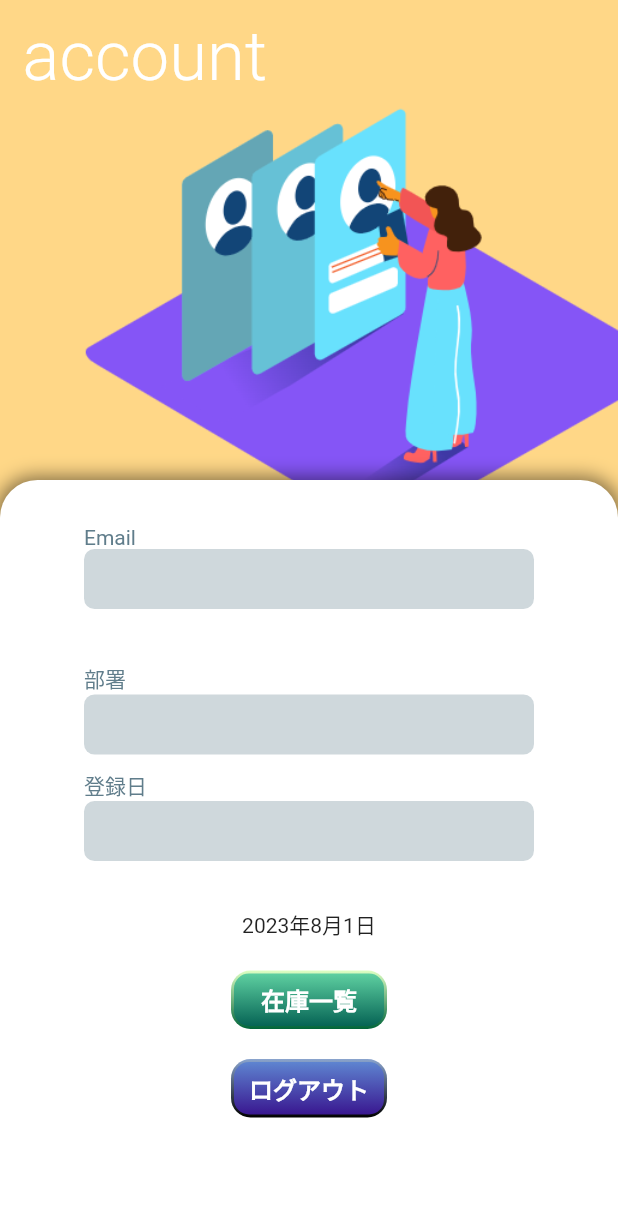
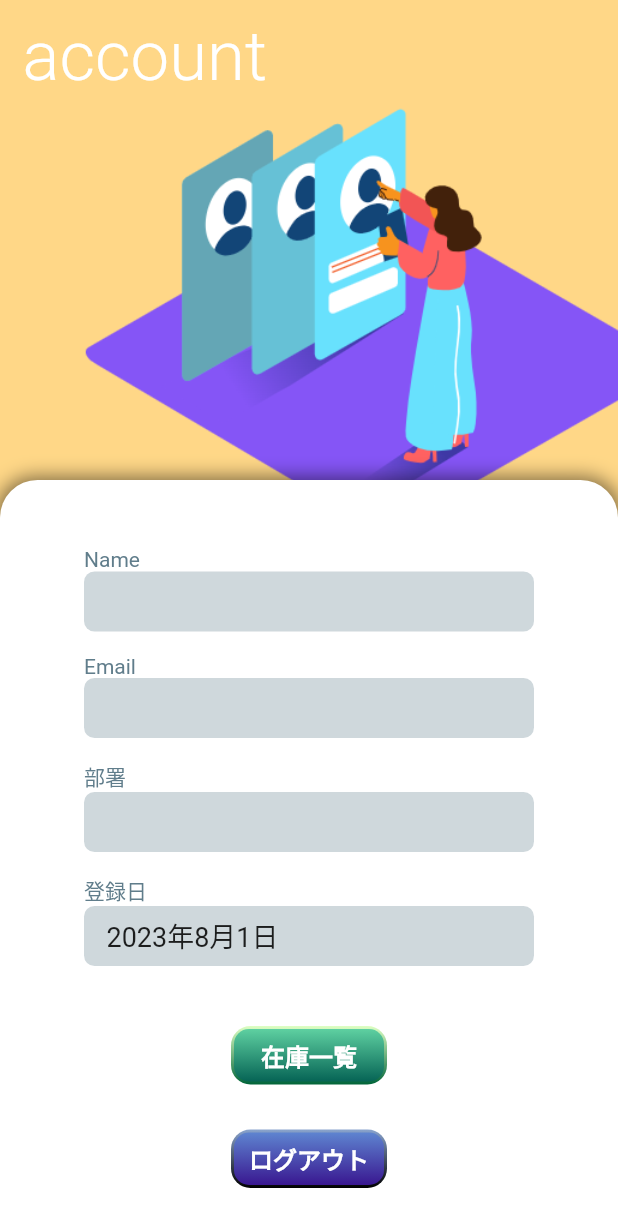
Before and after one commit to shogoisaji/inventory_system, a Flutter app: the AccountPage screen opened by its route, after a tap on "在庫一覧", after a tap on the "account circle" icon, on a phone screen of 412 x 824 dp. Shown: the top 1227 px of the screen. Run offline on Flutter 3.47's test engine with Material 2 defaults, Android fonts, the phone set to English and light mode, and no system bars; our stand-ins replace cloud_firestore, firebase_auth, firebase_core, firebase_storage, flutter_riverpod, go_router and 4 more; accounts and stored records are empty; generated files the repository leaves out were written again.

Commit message:
account page commit

```diff
--- a/lib/application/state/state.dart
+++ b/lib/application/state/state.dart
@@ -51,30 +51,28 @@ String userId(UserIdRef ref) {
   throw 'スコープ内の画面でしか使えません';
 }
 
-@riverpod
-Stream<DocumentSnapshot<Map<String, dynamic>>?> userData(UserDataRef ref) {
-  final FirebaseFirestore _firestore = FirebaseFirestore.instance;
-  final user = ref.watch(userProvider);
-  final userId = user?.uid;
+// @riverpod
+// Stream<DocumentSnapshot<Map<String, dynamic>>?> userData(UserDataRef ref) {
+//   final FirebaseFirestore _firestore = FirebaseFirestore.instance;
+//   final user = ref.watch(userProvider);
+//   final userId = user?.uid;
 
-  if(userId != null) {
-    return _firestore.collection('users').doc(userId).snapshots();
-  } else {
-    return Stream.value(null);
-  }
-}
+//   if(userId != null) {
+//     return _firestore.collection('users').doc(userId).snapshots();
+//   } else {
+//     return Stream.value(null);
+//   }
+// }
 
-@riverpod
-String userName(UserNameRef ref) {
-  final userData = ref.watch(userDataProvider);
-    return userData.when(
-      data: (d) => d!=null?d['userName']:"NoName",
-      loading: () => 'loading',
-      error: (_, __) => 'Error',
-    );
-}
-
-
+// @riverpod
+// String userName(UserNameRef ref) {
+//   final userData = ref.watch(userDataProvider);
+//     return userData.when(
+//       data: (d) => d!=null?d['userName']:"NoName",
+//       loading: () => 'loading',
+//       error: (_, __) => 'Error',
+//     );
+// }
 
 /// ---------------------------------------------------------
 /// ユーザーIDを使えるスコープ    >> router/user_id_scope.dart
--- a/lib/presentation/pages/account_page.dart
+++ b/lib/presentation/pages/account_page.dart
@@ -1,7 +1,6 @@
 import 'package:cloud_firestore/cloud_firestore.dart';
 import 'package:flutter/material.dart';
 import 'package:flutter_riverpod/flutter_riverpod.dart';
-import 'package:flutter_test_various/infrastructure/firebase/firebase_service.dart';
 import 'package:go_router/go_router.dart';
 import 'package:intl/intl.dart';
 
@@ -10,7 +9,6 @@ import '../../infrastructure/firebase/auth_service.dart';
 import '../wedget/account_ditail_view.dart';
 import '../wedget/custom_bottunGradation.dart';
 import '../wedget/text_style.dart';
-import '../wedget/custom_bottun.dart';
 
 class AccountPage extends ConsumerWidget {
   const AccountPage({super.key});
@@ -91,98 +89,54 @@ class AccountPage extends ConsumerWidget {
             ]),
           ),
         ]),
-        Container(
-          width: 300,
-          alignment: Alignment.bottomLeft,
-          child:
-            const Text('Email',style:TextStyle(color: Colors.blueGrey,)),
-        ),
         Center(
             child: Column(
-          children: [
-            // const SizedBox(height: 10),
-            Container(
-              decoration: BoxDecoration(
-                borderRadius: BorderRadius.circular(7.0),
-                color: Colors.blueGrey.withOpacity(0.3),
-              ),
-              width: 300,
-              height: 40,
-              alignment: Alignment.centerLeft,
-              padding: EdgeInsets.only(left:10.0),
-              child:
-                Text(email)
-            ),
-            const SizedBox(height: 10),
-            // AccountDitailView(
-            //   typeText: 'name',
-            // textWidget: fetchUserDataValues(),
-
-
-            // ),
-            Text(ref.watch(userNameProvider)),
-            const SizedBox(height: 10),
-            Container(
-              width: 300,
-              alignment: Alignment.bottomLeft,
-              child:
-                const Text('部署',style:TextStyle(color: Colors.blueGrey,)),
-            ),
-            Container(
-              decoration: BoxDecoration(
-                borderRadius: BorderRadius.circular(7.0),
-                color: Colors.blueGrey.withOpacity(0.3),
-              ),
-              width: 300,
-              height: 40,
-              alignment: Alignment.centerLeft,
-              padding: EdgeInsets.only(left:10.0),
-              child:
-                Text(email)
-            ),
-            const SizedBox(height: 10),
-            Container(
-              width: 300,
-              alignment: Alignment.bottomLeft,
-              child:
-                const Text('登録日',style:TextStyle(color: Colors.blueGrey,)),
-            ),
-            Container(
-              decoration: BoxDecoration(
-                borderRadius: BorderRadius.circular(7.0),
-                color: Colors.blueGrey.withOpacity(0.3),
-              ),
-              width: 300,
-              height: 40,
-              alignment: Alignment.centerLeft,
-              padding: EdgeInsets.only(left:10.0),
-              child:
-                Text(email)
-            ),
-            Column(
           children: [
             FutureBuilder<DocumentSnapshot>(
                 future: fetchUserData(),
                 builder: (context, snapshot) {
                   if (snapshot.connectionState == ConnectionState.waiting) {
-                        return CircularProgressIndicator();
+                    return const CircularProgressIndicator();
                   } else if (snapshot.hasError) {
                     return Text('Error: ${snapshot.error}');
                   } else {
                     DocumentSnapshot data = snapshot.data!;
-                        return Column(
-                          children: [
-                            Text(data['name']),
-                            Text(data['department']),
-                            Text(DateFormat('yyyy年M月d日')
-                                .format((data['registrationDate']).toDate())),
-                          ],
-                        );
+                    return Column(children: [
+                      const SizedBox(
+                        height: 15.0,
+                      ),
+                      AccountDetailView(
+                        typeText: 'Name',
+                        textContent: data['name'],
+                      ),
+                      const SizedBox(
+                        height: 15.0,
+                      ),
+                      AccountDetailView(
+                        typeText: 'Email',
+                        textContent: email,
+                      ),
+                      const SizedBox(
+                        height: 15.0,
+                      ),
+                      AccountDetailView(
+                        typeText: '部署',
+                        textContent: data['department'],
+                      ),
+                      const SizedBox(
+                        height: 15.0,
+                      ),
+                      AccountDetailView(
+                        typeText: '登録日',
+                        textContent: DateFormat('yyyy年M月d日')
+                            .format((data['registrationDate']).toDate()),
+                      ),
+                    ]);
                   }
                 }),
-              ],
+            const SizedBox(
+              height: 40,
             ),
-            const SizedBox(height: 20,),
             CustomButtonGradation(
                 text: '在庫一覧',
                 mainColor1: Color.fromARGB(255, 94, 208, 161),
@@ -195,9 +149,10 @@ class AccountPage extends ConsumerWidget {
                 width: 100,
                 height: 35,
                 textSize: 16,
-              textColor: Colors.white
+                textColor: Colors.white),
+            const SizedBox(
+              height: 30,
             ),
-            const SizedBox(height: 20,),
             CustomButtonGradation(
                 text: 'ログアウト',
                 mainColor1: Color.fromARGB(255, 94, 132, 208),
@@ -211,8 +166,7 @@ class AccountPage extends ConsumerWidget {
                 width: 100,
                 height: 35,
                 textSize: 16,
-              textColor: Colors.white
-            ),
+                textColor: Colors.white),
             // onPressed: () {
             //   return context.go('/stock');
             // },
--- a/lib/presentation/pages/stock_page.dart
+++ b/lib/presentation/pages/stock_page.dart
@@ -1,5 +1,4 @@
 import 'package:cloud_firestore/cloud_firestore.dart';
-import 'package:firebase_storage/firebase_storage.dart';
 import 'package:flutter/material.dart';
 import 'package:flutter_riverpod/flutter_riverpod.dart';
 import 'package:flutter_test_various/presentation/wedget/custom_bottun_circle.dart';
@@ -7,10 +6,7 @@ import 'package:flutter_test_various/presentation/wedget/text_style.dart';
 import 'package:go_router/go_router.dart';
 
 import '../../application/state/state.dart';
-import '../../infrastructure/firebase/firebase_service.dart';
 import '../wedget/custom_bottun.dart';
-import '../wedget/image_download.dart';
-import '../wedget/line_inner.dart';
 
 class StockPage extends ConsumerWidget {
   StockPage({Key? key}) : super(key: key);
@@ -44,11 +40,11 @@ class StockPage extends ConsumerWidget {
       return querySnapshot.docs;
     }
 
-    Stream<DocumentSnapshot> fetchUserData()  {
+    Stream<DocumentSnapshot> fetchUserData() {
       DocumentReference userRef = FirebaseFirestore.instance
           .collection('users')
           .doc(ref.watch(userIdProvider));
-      return  userRef.snapshots();
+      return userRef.snapshots();
     }
 
     return Scaffold(
@@ -56,30 +52,35 @@ class StockPage extends ConsumerWidget {
           centerTitle: true,
           title: BoldText(size: 26, text: '在庫一覧', color: Colors.white),
           actions: [
-            Center(
-              child: Padding(
-                  padding: const EdgeInsets.all(10.0),
-                  child: Row(children: [
+            Row(children: [
               IconButton(
                   icon: const Icon(Icons.account_circle),
                   onPressed: () {
                     return context.go('/account');
                   }),
               // Text(username),
-                    StreamBuilder<DocumentSnapshot>(
+              Container(
+                padding: const EdgeInsets.only(right: 8.0),
+                constraints: const BoxConstraints(
+                  maxWidth: 70,
+                ),
+                child: StreamBuilder<DocumentSnapshot>(
                     stream: fetchUserData(),
                     builder: (context, snapshot) {
                       if (snapshot.connectionState == ConnectionState.waiting) {
-                        return CircularProgressIndicator();
+                        return const CircularProgressIndicator();
                       } else if (snapshot.hasError) {
                         return Text('Error: ${snapshot.error}');
                       } else {
                         DocumentSnapshot data = snapshot.data!;
-                        return Text(data['name']);
+                        return Text(
+                          data['name'],
+                          overflow: TextOverflow.ellipsis,
+                        );
                       }
                     }),
-                  ])),
-            )
+              ),
+            ])
           ]),
       floatingActionButton: FloatingActionButton.extended(
         onPressed: () {
@@ -145,7 +146,7 @@ class StockPage extends ConsumerWidget {
         ),
         const SizedBox(height: 5),
         Expanded(
-            child: Container(
+            child: SizedBox(
           width: 400,
           height: double.infinity,
           child: Expanded(
@@ -153,7 +154,7 @@ class StockPage extends ConsumerWidget {
                 future: fetchFilteredData(),
                 builder: (context, snapshot) {
                   if (snapshot.connectionState == ConnectionState.waiting) {
-                    return CircularProgressIndicator();
+                    return const CircularProgressIndicator();
                   } else if (snapshot.hasError) {
                     return Text('Error: ${snapshot.error}');
                   } else {
@@ -172,11 +173,11 @@ class StockPage extends ConsumerWidget {
                           width: 400,
                           height: 90,
                           decoration: BoxDecoration(
-                            color: Color.fromARGB(255, 235, 235, 235),
+                            color: const Color.fromARGB(255, 235, 235, 235),
                             borderRadius: BorderRadius.circular(10.0),
                             boxShadow: [
                               BoxShadow(
-                                color: Color.fromARGB(255, 0, 0, 72)
+                                color: const Color.fromARGB(255, 0, 0, 72)
                                     .withOpacity(0.3),
                                 offset: const Offset(2, 2),
                                 blurRadius: 5,
@@ -228,7 +229,8 @@ class StockPage extends ConsumerWidget {
                                     height: 26,
                                     decoration: BoxDecoration(
                                       borderRadius: BorderRadius.circular(7.0),
-                                      color: Color.fromARGB(255, 209, 209, 209),
+                                      color: const Color.fromARGB(
+                                          255, 209, 209, 209),
                                     ),
                                     child: Stack(children: <Widget>[
                                       Container(
@@ -238,7 +240,7 @@ class StockPage extends ConsumerWidget {
                                         decoration: BoxDecoration(
                                           borderRadius:
                                               BorderRadius.circular(7.0),
-                                          color: Color.fromARGB(
+                                          color: const Color.fromARGB(
                                               255, 135, 135, 135),
                                         ),
                                         child: Align(
--- a/lib/presentation/wedget/account_ditail_view.dart
+++ b/lib/presentation/wedget/account_ditail_view.dart
@@ -1,24 +1,25 @@
 import 'package:flutter/material.dart';
 
-class AccountDitailView extends StatelessWidget {
-  String typeText;
-  Widget textWidget;
+class AccountDetailView extends StatelessWidget {
+  final String typeText;
+  final String textContent;
 
-  AccountDitailView({
+  AccountDetailView({
     Key? key,
     required this.typeText,
-    required this.textWidget,
+    required this.textContent,
   }) : super(key: key);
 
   @override
   Widget build(BuildContext context) {
-    return Column(
-      children: [
+    return Column(children: [
       Container(
         width: 300,
         alignment: Alignment.bottomLeft,
-          child:
-            Text(typeText,style:const TextStyle(color: Colors.blueGrey,)),
+        child: Text(typeText,
+            style: const TextStyle(
+              color: Colors.blueGrey,
+            )),
       ),
       Container(
         decoration: BoxDecoration(
@@ -28,11 +29,9 @@ class AccountDitailView extends StatelessWidget {
         width: 300,
         height: 40,
         alignment: Alignment.centerLeft,
-          padding: const EdgeInsets.only(left:15.0),
-          child:
-            textWidget,
+        padding: const EdgeInsets.only(left: 15.0),
+        child: Text(textContent, style: const TextStyle(fontSize: 18.0)),
       ),
-      ]
-    );
+    ]);
   }
 }
```
Also changed, not shown: lib/application/state/state.g.dart. Lines whose indentation alone changed are shown as unchanged.
